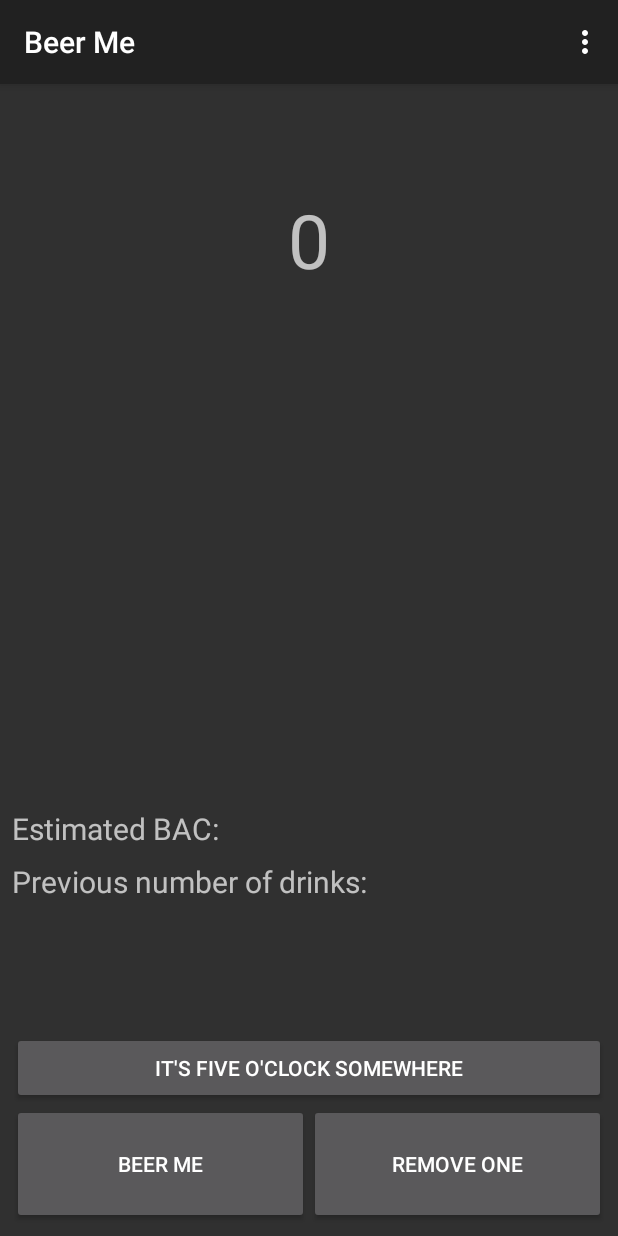
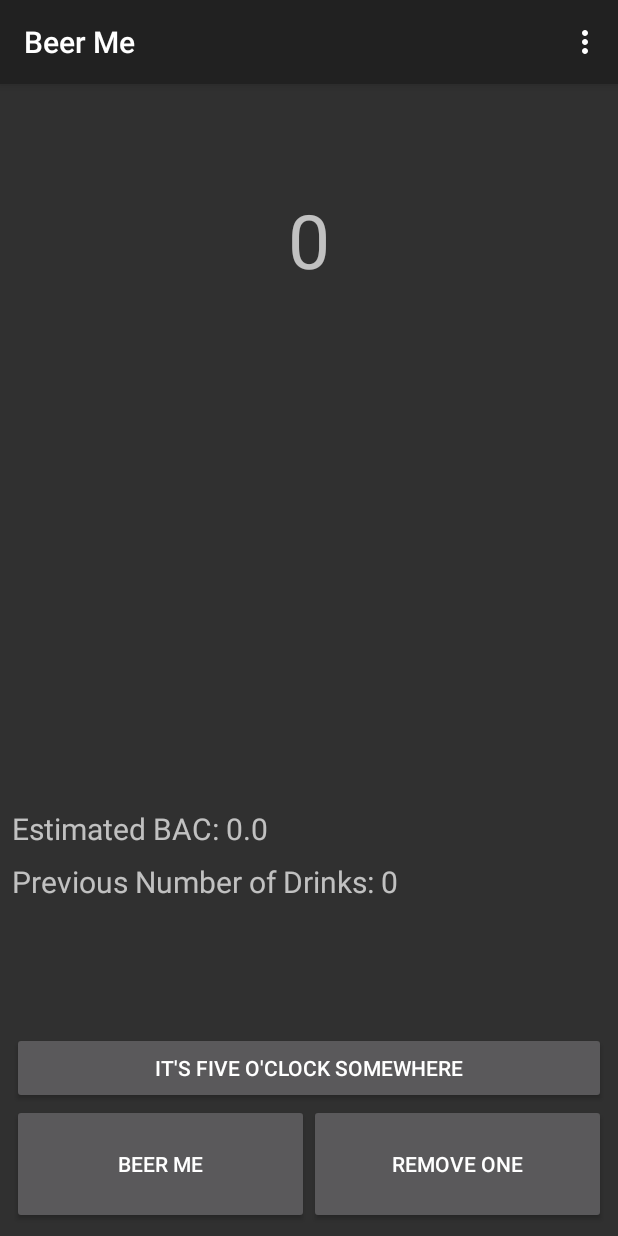
Before and after one commit to ryanszczecinski/BM_actual, an Android app: the Drinking_fragment screen opened directly, with no data from a screen before it, on a phone screen of 412 x 824 dp. Run offline under Robolectric (Android 15) with nearby library versions, the phone set to English and light mode, and no system bars.

Commit message:
when the notification is clicked and launches the application, this will only have 1 activity on the back stack

```diff
--- a/app/src/main/java/com/beerme/beerme/DrinkingService.java
+++ b/app/src/main/java/com/beerme/beerme/DrinkingService.java
@@ -151,6 +151,8 @@
 
         //creating all of the intents
         Intent intent = new Intent(getApplicationContext(),MainActivity.class);
+        intent.setFlags(Intent.FLAG_ACTIVITY_NEW_TASK | Intent.FLAG_ACTIVITY_CLEAR_TASK);
+
         Intent addBeerIntent = new Intent(getApplicationContext(),DrinkingService.class);
         Intent exitIntent = new Intent(getApplicationContext(),DrinkingService.class);
         Intent removeBeerIntent = new Intent(getApplicationContext(),DrinkingService.class);
@@ -161,7 +163,7 @@
         removeBeerIntent.setAction(ACTION_REMOVE_BEER);
 
         //creating the pending intents
-        PendingIntent pendingIntent = PendingIntent.getActivity(this,0,intent,0);
+        PendingIntent pendingIntent = PendingIntent.getActivity(this,0,intent,PendingIntent.FLAG_UPDATE_CURRENT);
         PendingIntent addBeerPI = PendingIntent.getService(this,0,addBeerIntent,0);
         PendingIntent exitPI = PendingIntent.getService(this,0,exitIntent,0);
         PendingIntent removeBeerPI = PendingIntent.getService(this,0,removeBeerIntent,0);
--- a/app/src/main/java/com/beerme/beerme/Drinking_fragment.java
+++ b/app/src/main/java/com/beerme/beerme/Drinking_fragment.java
@@ -20,7 +20,6 @@
 import android.widget.TextView;
 
 
-import org.w3c.dom.Text;
 
 
 
@@ -275,6 +274,7 @@
     @Override
     public void onDestroy() {
         super.onDestroy();
+        Log.v("frag","destroyed");
         try {
             doUnbindService();
         }
@@ -282,11 +282,27 @@
            // Log.e("MainActivity", "Failed to unbind from the service", t);
         }
     }
+    @Override
+    public void onPause(){
+        super.onPause();
+        doUnbindService();
+    }
+    @Override
+    public void onResume(){
+        super.onResume();
+        CheckIfServiceIsRunning();
+    }
     private void CheckIfServiceIsRunning() {
         //If the service is running when the activity starts, we want to automatically bind to it.
         if (DrinkingService.isRunning()) {
             doBindService();
             startBtn.setText("Time to sober up");
+        }
+        else{
+            resetViews();
+            SharedPreferences sharedPreferences = getContext().getSharedPreferences(SettingsActivity.PREFERENCES,Context.MODE_PRIVATE);
+            previousDrinks.setText("Previous Number of Drinks: "+sharedPreferences.getInt(SettingsActivity.LAST_TIME_DRINKING,0));
+
         }
     }
     public void resetViews(){
@@ -296,5 +312,4 @@
         timeElapsedView.setText("");
     }
 
-
 }
--- a/app/src/main/java/com/beerme/beerme/MainActivity.java
+++ b/app/src/main/java/com/beerme/beerme/MainActivity.java
@@ -41,6 +41,7 @@
 
     @Override
     protected void onCreate(Bundle savedInstanceState) {
+        Log.v("MainActiviy", "oncreate");
         super.onCreate(savedInstanceState);
         SharedPreferences sharedPreferences = getSharedPreferences(SettingsActivity.PREFERENCES,MODE_PRIVATE);
         if(!sharedPreferences.contains(SettingsActivity.WEIGHT)){
@@ -56,7 +57,7 @@
         mSectionsPagerAdapter = new SectionsPagerAdapter(getSupportFragmentManager());
 
         // Set up the ViewPager with the sections adapter.
-        mViewPager = (ViewPager) findViewById(R.id.container);
+        mViewPager =  findViewById(R.id.container);
         mViewPager.setAdapter(mSectionsPagerAdapter);
 
 
```
